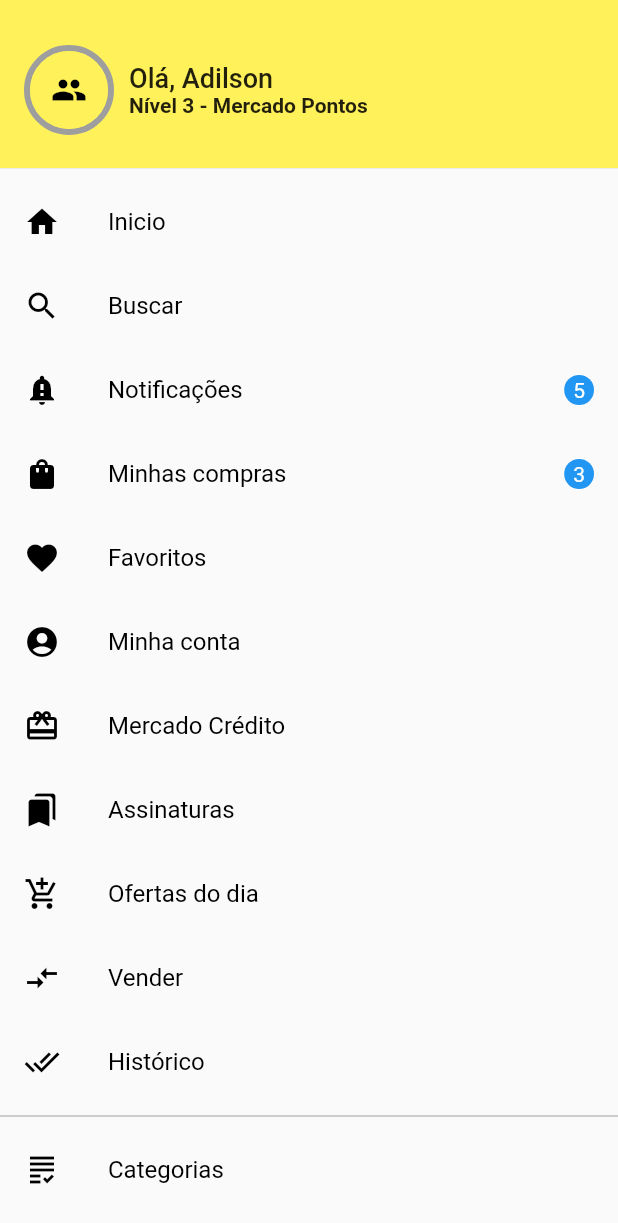
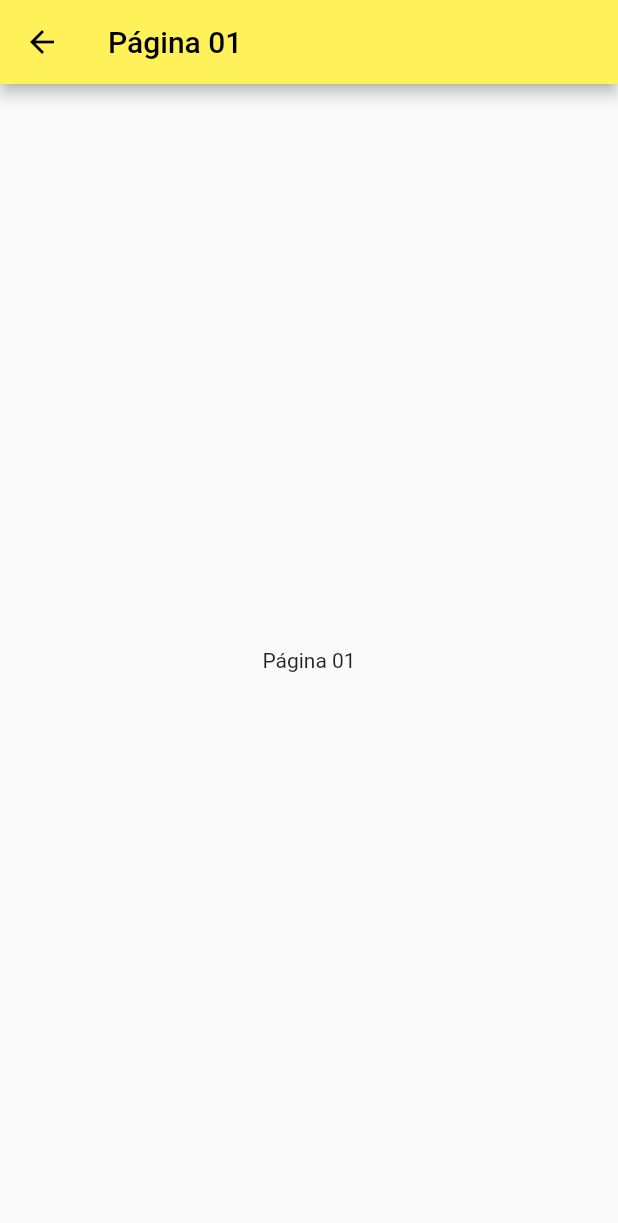
Before and after one commit to devadilson/flutter_mercado_livre, a Flutter app: the AppMenuDrawer widget shown alone on an empty page, opened directly, after a tap on "Inicio", on a phone screen of 412 x 824 dp. Shown: the top 1223 px of the screen. Run offline on Flutter 3.47's test engine with Material 2 defaults, Android fonts, the phone set to English and light mode, and no system bars.

Commit message:
Navigate page

```diff
--- /dev/null
+++ b/lib/pages/page01.dart
@@ -0,0 +1,20 @@
+import 'package:flutter/material.dart';
+
+class Page01 extends StatelessWidget {
+  @override
+  Widget build(BuildContext context) {
+    return Scaffold(
+      appBar: AppBar(
+        title: Text(
+          'Página 01',
+          style: TextStyle(color: Colors.black),
+        ),
+        iconTheme: IconThemeData(color: Colors.black),
+        backgroundColor: Color.fromRGBO(255, 241, 89, 1),
+      ),
+      body: Center(
+        child: Text('Página 01'),
+      ),
+    );
+  }
+}
--- a/lib/widgets/app_menu_drawer.dart
+++ b/lib/widgets/app_menu_drawer.dart
@@ -1,5 +1,8 @@
+import 'package:flutter/material.dart';
+
 import 'package:flutter/cupertino.dart';
-import 'package:flutter/material.dart';
+import 'package:mercado_livre/pages/page01.dart';
+import 'package:mercado_livre/pages/page02.dart';
 
 class AppMenuDrawer extends StatelessWidget {
   @override
@@ -48,36 +51,47 @@ class AppMenuDrawer extends StatelessWidget {
             ),
           ),
         ),
-        _itemDrawer(icon: Icon(Icons.home), text: 'Inicio'),
-        _itemDrawer(icon: Icon(Icons.search), text: 'Buscar'),
-        _itemDrawer(
+        _itemDrawer(context, Page01(), icon: Icon(Icons.home), text: 'Inicio'),
+        _itemDrawer(context, Page02(),
+            icon: Icon(Icons.search), text: 'Buscar'),
+        _itemDrawer(context, Page01(),
             icon: Icon(Icons.notification_important),
             text: 'Notificações',
             badge: '5'),
-        _itemDrawer(
+        _itemDrawer(context, Page02(),
             icon: Icon(Icons.shopping_bag), text: 'Minhas compras', badge: '3'),
-        _itemDrawer(icon: Icon(Icons.favorite), text: 'Favoritos'),
-        _itemDrawer(icon: Icon(Icons.account_circle), text: 'Minha conta'),
-        _itemDrawer(icon: Icon(Icons.card_giftcard), text: 'Mercado Crédito'),
-        _itemDrawer(icon: Icon(Icons.bookmarks), text: 'Assinaturas'),
-        _itemDrawer(
+        _itemDrawer(context, Page01(),
+            icon: Icon(Icons.favorite), text: 'Favoritos'),
+        _itemDrawer(context, Page02(),
+            icon: Icon(Icons.account_circle), text: 'Minha conta'),
+        _itemDrawer(context, Page01(),
+            icon: Icon(Icons.card_giftcard), text: 'Mercado Crédito'),
+        _itemDrawer(context, Page01(),
+            icon: Icon(Icons.bookmarks), text: 'Assinaturas'),
+        _itemDrawer(context, Page01(),
             icon: Icon(Icons.add_shopping_cart), text: 'Ofertas do dia'),
-        _itemDrawer(icon: Icon(Icons.compare_arrows), text: 'Vender'),
-        _itemDrawer(icon: Icon(Icons.done_all), text: 'Histórico'),
+        _itemDrawer(context, Page01(),
+            icon: Icon(Icons.compare_arrows), text: 'Vender'),
+        _itemDrawer(context, Page01(),
+            icon: Icon(Icons.done_all), text: 'Histórico'),
         Divider(color: Colors.grey),
-        _itemDrawer(icon: Icon(Icons.grading), text: 'Categorias'),
-        _itemDrawer(icon: Icon(Icons.account_balance), text: 'Supermercado'),
-        _itemDrawer(
+        _itemDrawer(context, Page01(),
+            icon: Icon(Icons.grading), text: 'Categorias'),
+        _itemDrawer(context, Page01(),
+            icon: Icon(Icons.account_balance), text: 'Supermercado'),
+        _itemDrawer(context, Page01(),
             icon: Icon(Icons.account_balance_wallet), text: 'Lojas oficiais'),
         Divider(color: Colors.grey),
-        _itemDrawer(icon: Icon(Icons.exit_to_app), text: 'Sair'),
+        _itemDrawer(context, Page01(),
+            icon: Icon(Icons.exit_to_app), text: 'Sair'),
         Divider(color: Colors.grey),
-        _itemDrawer(icon: Icon(Icons.help), text: 'Ajuda'),
+        _itemDrawer(context, Page01(), icon: Icon(Icons.help), text: 'Ajuda'),
       ],
     );
   }
 
-  Widget _itemDrawer({Icon icon, String text, String badge = ''}) {
+  Widget _itemDrawer(context, page,
+      {Icon icon, String text, String badge = ''}) {
     return ListTile(
       leading: IconTheme(child: icon, data: IconThemeData(color: Colors.black)),
       title: Text(
@@ -97,7 +111,14 @@ class AppMenuDrawer extends StatelessWidget {
               )
             : Text(''),
       ),
-      onTap: () {},
+      onTap: () {
+        Navigator.push(
+          context,
+          MaterialPageRoute(
+            builder: (context) => page,
+          ),
+        );
+      },
     );
   }
 }
```
Also changed, not shown: lib/main.dart (+11 -2 lines), lib/pages/cart.dart (added, +20 -0 lines), lib/pages/home.dart (added, +8 -0 lines), lib/pages/page02.dart (added, +20 -0 lines).
